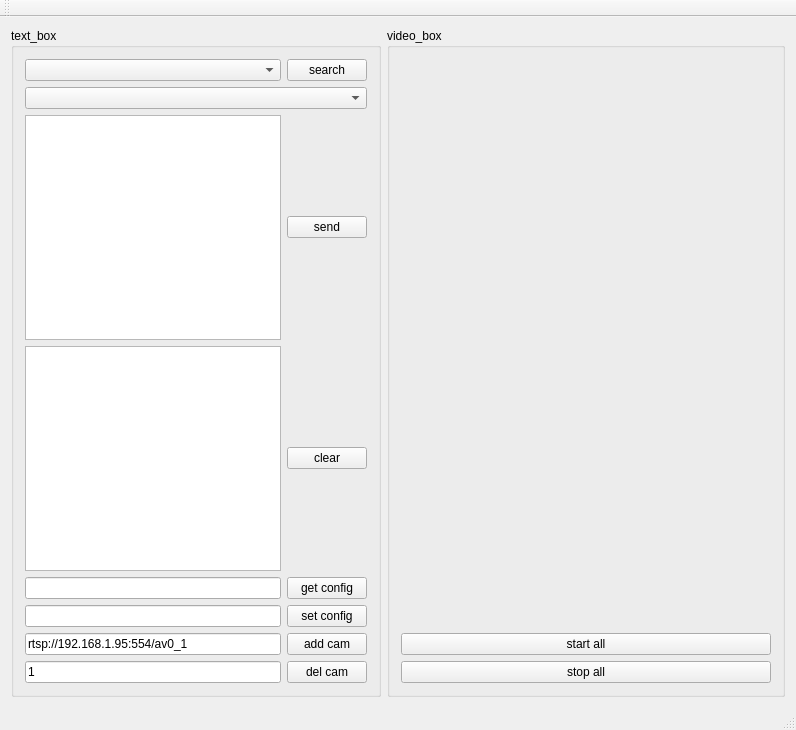
Before: the Qt Designer form v35/client/mainwindow.ui in ryder1986/2, drawn with Qt 5.
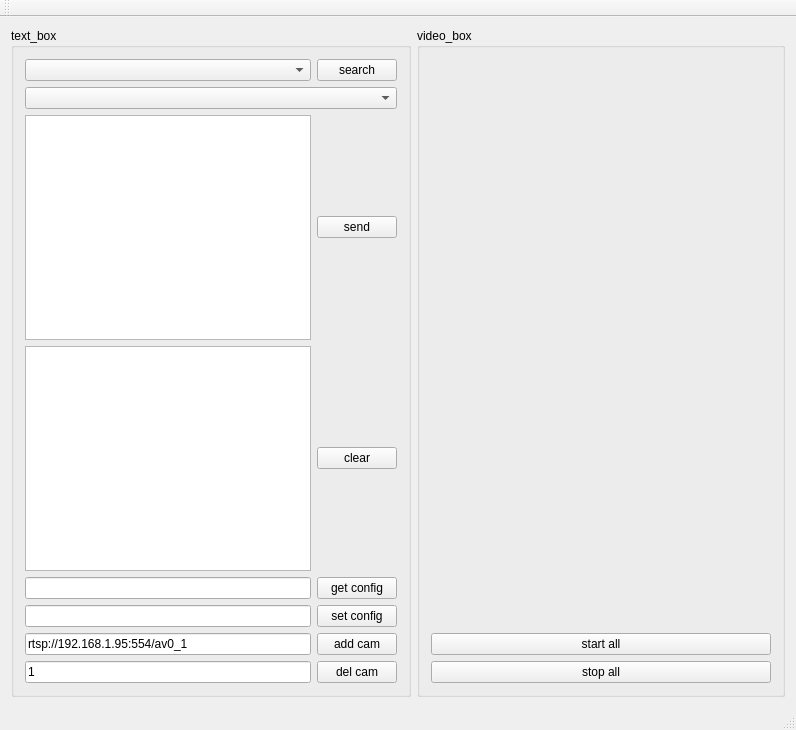
After: the same form once the commit is applied.

Patch:
```diff
--- a/v35/client/mainwindow.ui
+++ b/v35/client/mainwindow.ui
@@ -14,9 +14,15 @@
    <string>MainWindow</string>
   </property>
   <widget class="QWidget" name="centralWidget">
-   <layout class="QFormLayout" name="formLayout">
+   <layout class="QGridLayout" name="gridLayout_3">
     <item row="0" column="0">
      <widget class="QGroupBox" name="groupBox_text">
+      <property name="maximumSize">
+       <size>
+        <width>400</width>
+        <height>16777215</height>
+       </size>
+      </property>
       <property name="title">
        <string>text_box</string>
       </property>
```
